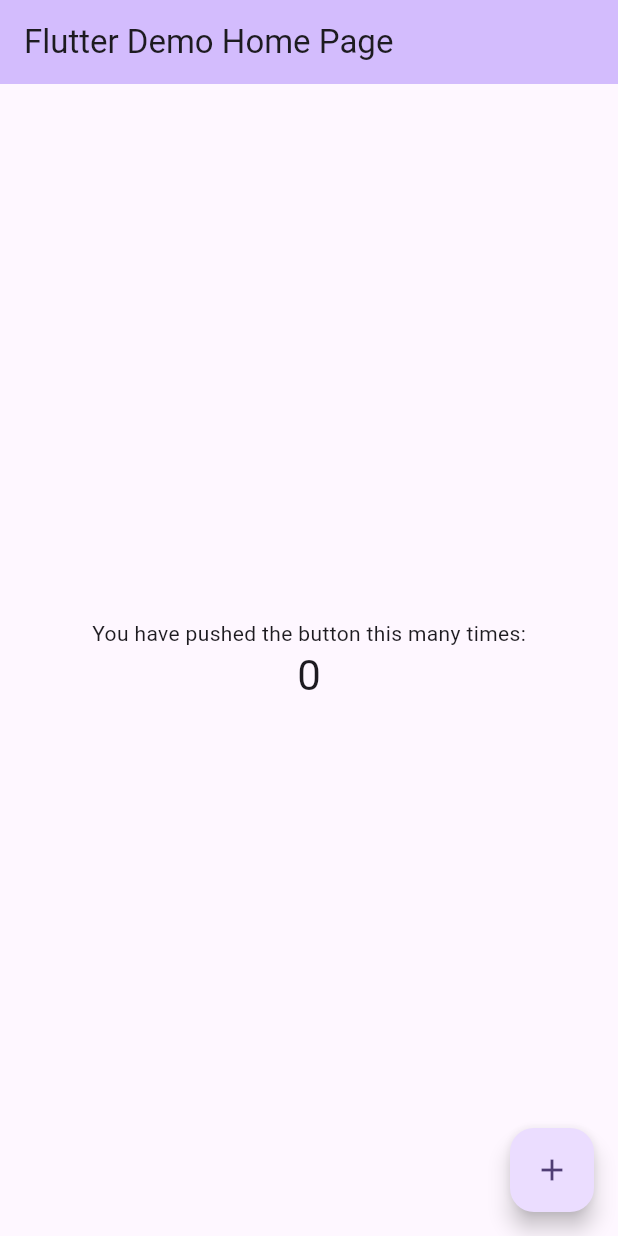
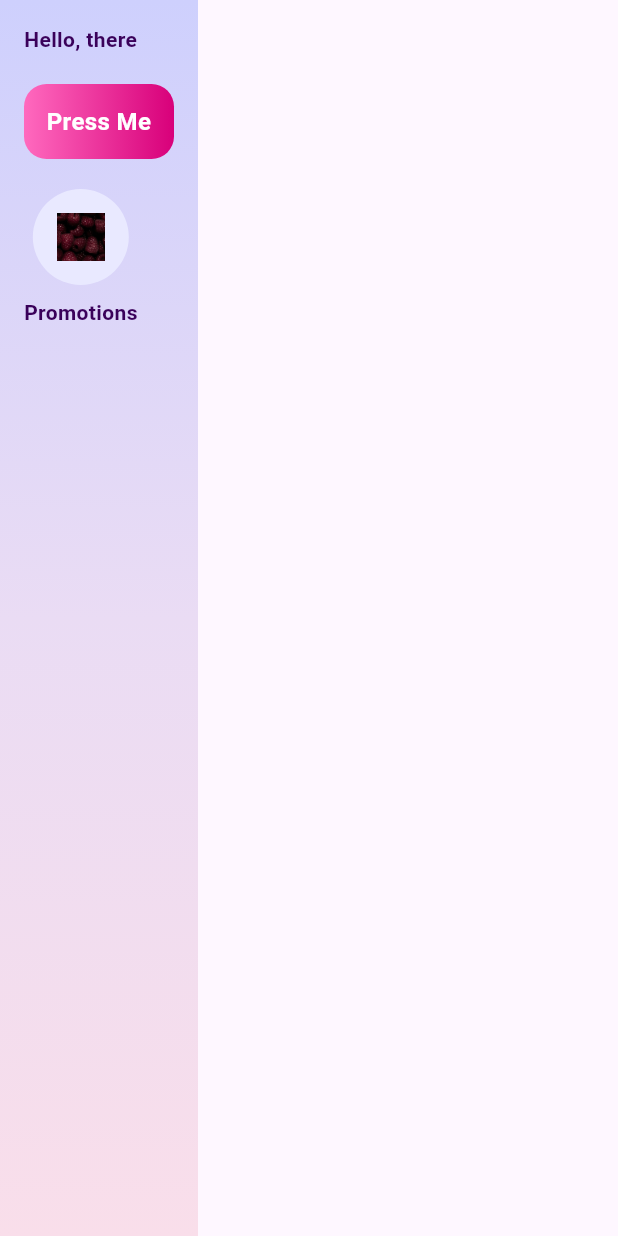
Before and after one commit to yungNita/NhamEii-App, a Flutter app: the screen it shows after launch, on a phone screen of 412 x 824 dp. Run offline on Flutter 3.47's test engine with Material 3 defaults, Android fonts, the light colour scheme and no system bars; our stand-ins replace flutter_svg.

Commit message:
created some components

```diff
--- /dev/null
+++ b/lib/components/background.dart
@@ -0,0 +1,20 @@
+import 'package:flutter/material.dart';
+
+class Background extends StatelessWidget {
+  final Widget child;
+  const Background({Key? key, required this.child}) : super(key: key);
+
+  @override
+  Widget build(BuildContext context) {
+    return Container(
+      decoration: const BoxDecoration(
+        gradient: LinearGradient(
+          begin: Alignment.topCenter,
+          end: Alignment.bottomCenter,
+          colors: [Color(0xFFCED0FD), Color(0xFFEADCF4), Color(0xFFF9DEEA)],
+        ),
+      ),
+      child: child,
+    );
+  }
+}
--- /dev/null
+++ b/lib/components/button.dart
@@ -0,0 +1,87 @@
+import 'package:flutter/material.dart';
+import 'package:flutter_svg/flutter_svg.dart';
+
+class GradientButton extends StatelessWidget {
+  final String text;
+  final VoidCallback onPressed;
+  final double borderRadius;
+  final TextStyle? textStyle;
+  final EdgeInsetsGeometry padding;
+  final double? width;
+  final double? height;
+  final String? svgAsset; // Optional SVG asset path
+  final double svgSize; // Size of the SVG icon
+
+  const GradientButton({
+    Key? key,
+    required this.text,
+    required this.onPressed,
+    this.padding = const EdgeInsets.symmetric(vertical: 5, horizontal: 10),
+    this.borderRadius = 15.0,
+    this.textStyle,
+    this.width,
+    this.height = 50,
+    this.svgAsset,
+    this.svgSize = 20,
+  }) : super(key: key);
+
+  final Gradient _gradient = const LinearGradient(
+    colors: [Color(0xFFFF69BE), Color(0xFFD8007A)],
+    begin: Alignment.centerLeft,
+    end: Alignment.centerRight,
+  );
+
+  @override
+  Widget build(BuildContext context) {
+    return GestureDetector(
+      onTap: onPressed,
+      child: Container(
+        width: width,
+        height: height,
+        padding: padding,
+        decoration: BoxDecoration(
+          gradient: _gradient,
+          borderRadius: BorderRadius.circular(borderRadius),
+        ),
+        alignment: Alignment.center,
+        child:
+            svgAsset == null
+                ? Text(
+                  text,
+                  style:
+                      textStyle ??
+                      const TextStyle(
+                        color: Colors.white,
+                        fontWeight: FontWeight.bold,
+                        fontSize: 16,
+                      ),
+                  textAlign: TextAlign.center,
+                )
+                : Row(
+                  mainAxisSize: MainAxisSize.min,
+                  mainAxisAlignment: MainAxisAlignment.center,
+                  children: [
+                    SvgPicture.asset(
+                      svgAsset!,
+                      width: svgSize,
+                      height: svgSize,
+                      color: textStyle?.color ?? Colors.white,
+                    ),
+                    const SizedBox(width: 8),
+                    Text(
+                      text,
+                      style:
+                          textStyle ??
+                          const TextStyle(
+                            color: Colors.white,
+                            fontWeight: FontWeight.bold,
+                            fontSize: 16,
+                          ),
+                      textAlign: TextAlign.center,
+                    ),
+                  ],
+                ),
+      ),
+    );
+  }
+}
--- /dev/null
+++ b/lib/components/promotions.dart
@@ -0,0 +1,51 @@
+import 'package:flutter/material.dart';
+
+class Promotions extends StatelessWidget {
+  final String imagePath;
+  final String label;
+  final VoidCallback? onTap;
+
+  const Promotions({
+    Key? key,
+    required this.imagePath,
+    required this.label,
+    this.onTap,
+  }) : super(key: key);
+
+  @override
+  Widget build(BuildContext context) {
+    return GestureDetector(
+      onTap: onTap,
+      child: Column(
+        mainAxisSize: MainAxisSize.min,
+        children: [
+          Container(
+            width: 64,
+            height: 64,
+            decoration: const BoxDecoration(
+              color: Color(0xFFE9E9FF),
+              shape: BoxShape.circle,
+            ),
+            child: Center(
+              child: Image.asset(
+                imagePath,
+                width: 32,
+                height: 32,
+                fit: BoxFit.contain,
+              ),
+            ),
+          ),
+          const SizedBox(height: 8),
+          Text(
+            label,
+            style: const TextStyle(
+              fontSize: 14,
+              fontWeight: FontWeight.w700,
+              color: Color(0xFF3A015A),
+            ),
+          ),
+        ],
+      ),
+    );
+  }
+}
--- /dev/null
+++ b/lib/components/text.dart
@@ -0,0 +1,18 @@
+import 'package:flutter/material.dart';
+
+class CustomText extends StatelessWidget {
+  final String text;
+
+  const CustomText({Key? key, required this.text}) : super(key: key);
+  @override
+  Widget build(BuildContext context) {
+    return Text(
+      text,
+      style: const TextStyle(
+        fontSize: 14,
+        color: Color(0xFF3A015A),
+        fontWeight: FontWeight.w700,
+      ),
+    );
+  }
+}
--- a/lib/main.dart
+++ b/lib/main.dart
@@ -1,122 +1,7 @@
 import 'package:flutter/material.dart';
 
+import 'test.dart';
+
 void main() {
-  runApp(const MyApp());
+  runApp(TestComponent());
 }
-
-class MyApp extends StatelessWidget {
-  const MyApp({super.key});
-
-  // This widget is the root of your application.
-  @override
-  Widget build(BuildContext context) {
-    return MaterialApp(
-      title: 'Flutter Demo',
-      theme: ThemeData(
-        // This is the theme of your application.
-        //
-        // TRY THIS: Try running your application with "flutter run". You'll see
-        // the application has a purple toolbar. Then, without quitting the app,
-        // try changing the seedColor in the colorScheme below to Colors.green
-        // and then invoke "hot reload" (save your changes or press the "hot
-        // reload" button in a Flutter-supported IDE, or press "r" if you used
-        // the command line to start the app).
-        //
-        // Notice that the counter didn't reset back to zero; the application
-        // state is not lost during the reload. To reset the state, use hot
-        // restart instead.
-        //
-        // This works for code too, not just values: Most code changes can be
-        // tested with just a hot reload.
-        colorScheme: ColorScheme.fromSeed(seedColor: Colors.deepPurple),
-      ),
-      home: const MyHomePage(title: 'Flutter Demo Home Page'),
-    );
-  }
-}
-
-class MyHomePage extends StatefulWidget {
-  const MyHomePage({super.key, required this.title});
-
-  // This widget is the home page of your application. It is stateful, meaning
-  // that it has a State object (defined below) that contains fields that affect
-  // how it looks.
-
-  // This class is the configuration for the state. It holds the values (in this
-  // case the title) provided by the parent (in this case the App widget) and
-  // used by the build method of the State. Fields in a Widget subclass are
-  // always marked "final".
-
-  final String title;
-
-  @override
-  State<MyHomePage> createState() => _MyHomePageState();
-}
-
-class _MyHomePageState extends State<MyHomePage> {
-  int _counter = 0;
-
-  void _incrementCounter() {
-    setState(() {
-      // This call to setState tells the Flutter framework that something has
-      // changed in this State, which causes it to rerun the build method below
-      // so that the display can reflect the updated values. If we changed
-      // _counter without calling setState(), then the build method would not be
-      // called again, and so nothing would appear to happen.
-      _counter++;
-    });
-  }
-
-  @override
-  Widget build(BuildContext context) {
-    // This method is rerun every time setState is called, for instance as done
-    // by the _incrementCounter method above.
-    //
-    // The Flutter framework has been optimized to make rerunning build methods
-    // fast, so that you can just rebuild anything that needs updating rather
-    // than having to individually change instances of widgets.
-    return Scaffold(
-      appBar: AppBar(
-        // TRY THIS: Try changing the color here to a specific color (to
-        // Colors.amber, perhaps?) and trigger a hot reload to see the AppBar
-        // change color while the other colors stay the same.
-        backgroundColor: Theme.of(context).colorScheme.inversePrimary,
-        // Here we take the value from the MyHomePage object that was created by
-        // the App.build method, and use it to set our appbar title.
-        title: Text(widget.title),
-      ),
-      body: Center(
-        // Center is a layout widget. It takes a single child and positions it
-        // in the middle of the parent.
-        child: Column(
-          // Column is also a layout widget. It takes a list of children and
-          // arranges them vertically. By default, it sizes itself to fit its
-          // children horizontally, and tries to be as tall as its parent.
-          //
-          // Column has various properties to control how it sizes itself and
-          // how it positions its children. Here we use mainAxisAlignment to
-          // center the children vertically; the main axis here is the vertical
-          // axis because Columns are vertical (the cross axis would be
-          // horizontal).
-          //
-          // TRY THIS: Invoke "debug painting" (choose the "Toggle Debug Paint"
-          // action in the IDE, or press "p" in the console), to see the
-          // wireframe for each widget.
-          mainAxisAlignment: MainAxisAlignment.center,
-          children: <Widget>[
-            const Text('You have pushed the button this many times:'),
-            Text(
-              '$_counter',
-              style: Theme.of(context).textTheme.headlineMedium,
-            ),
-          ],
-        ),
-      ),
-      floatingActionButton: FloatingActionButton(
-        onPressed: _incrementCounter,
-        tooltip: 'Increment',
-        child: const Icon(Icons.add),
-      ), // This trailing comma makes auto-formatting nicer for build methods.
-    );
-  }
-}
--- /dev/null
+++ b/lib/test.dart
@@ -0,0 +1,43 @@
+import 'package:flutter/material.dart';
+
+import 'components/background.dart';
+import 'components/button.dart';
+import 'components/promotions.dart';
+import 'components/text.dart';
+
+class TestComponent extends StatelessWidget {
+  @override
+  Widget build(BuildContext context) {
+    return MaterialApp(
+      debugShowCheckedModeBanner: false,
+      home: Scaffold(
+        body: Background(
+          child: SafeArea(
+            child: Padding(
+              padding: const EdgeInsets.all(16.0), // Optional: Add padding
+              child: Column(
+                crossAxisAlignment: CrossAxisAlignment.start, // Align items to the left (optional)
+                mainAxisSize: MainAxisSize.max, // Take full height
+                children: [
+                  CustomText(text: 'Hello, there'),
+                  SizedBox(height: 20),
+                  GradientButton(
+                    text: 'Press Me',
+                    onPressed: () {},
+                    width: 100,
+                  ),
+                  SizedBox(height: 20),
+                  Promotions(
+                    imagePath: 'images/download.jpg',
+                    label: 'Promotions',
+                    onTap: () {},
+                  ),
+                ],
+              ),
+            ),
+          ),
+        ),
+      ),
+    );
+  }
+}
```
Also changed, not shown: pubspec.yaml (+4 -4 lines), images/download.jpg (added), lib/components/header.dart (added), pubspec.lock, 1 other file.
